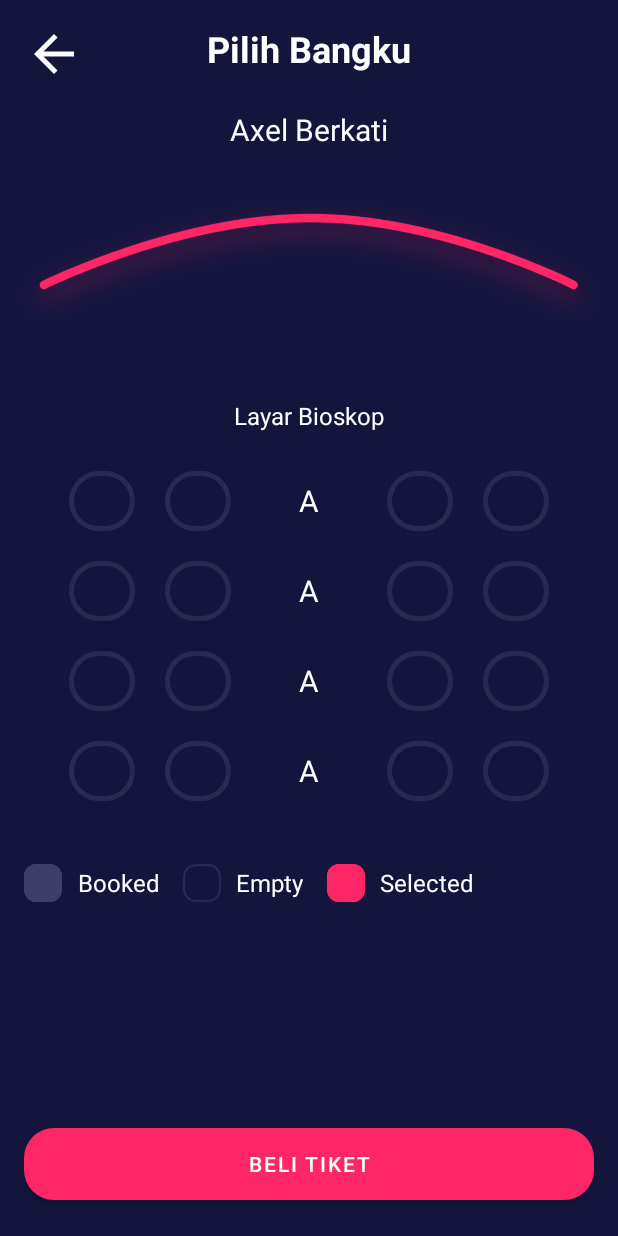
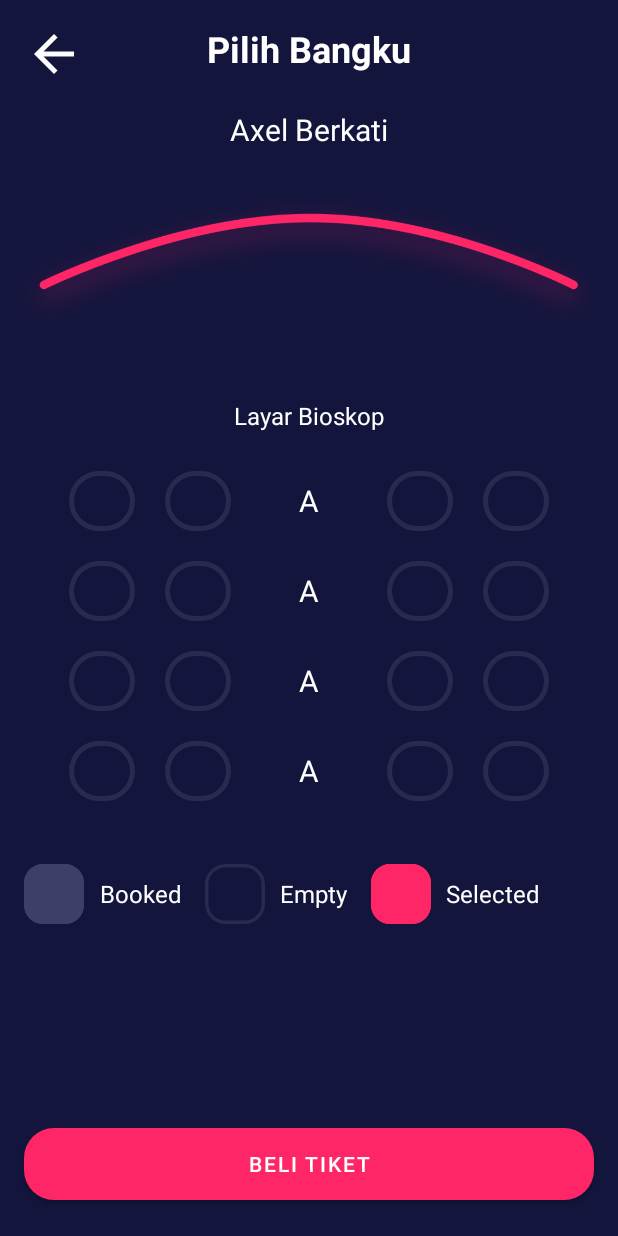
Before and after one commit to 007AxelBerkati/MyMovie, an Android app: the layout activity_pilih_bangku.xml on its own in the app's theme, with its tools: preview values and no code run, on a phone screen of 412 x 824 dp. Run offline under Robolectric (Android 15) with nearby library versions, the phone set to English and light mode, and no system bars.

Commit message:
fixing : size svg

```diff
--- a/app/src/main/res/drawable/ic_rectangle_booked.xml
+++ b/app/src/main/res/drawable/ic_rectangle_booked.xml
@@ -1,6 +1,6 @@
 <vector xmlns:android="http://schemas.android.com/apk/res/android"
-    android:width="25dp"
-    android:height="25dp"
+    android:width="40dp"
+    android:height="40dp"
     android:viewportWidth="25"
     android:viewportHeight="25">
   <path
--- a/app/src/main/res/drawable/ic_rectangle_empty.xml
+++ b/app/src/main/res/drawable/ic_rectangle_empty.xml
@@ -1,6 +1,6 @@
 <vector xmlns:android="http://schemas.android.com/apk/res/android"
-    android:width="25dp"
-    android:height="25dp"
+    android:width="40dp"
+    android:height="40dp"
     android:viewportWidth="35"
     android:viewportHeight="35">
   <path
--- a/app/src/main/res/drawable/ic_rectangle_selected.xml
+++ b/app/src/main/res/drawable/ic_rectangle_selected.xml
@@ -1,6 +1,6 @@
 <vector xmlns:android="http://schemas.android.com/apk/res/android"
-    android:width="25dp"
-    android:height="25dp"
+    android:width="40dp"
+    android:height="40dp"
     android:viewportWidth="25"
     android:viewportHeight="25">
   <path
```
